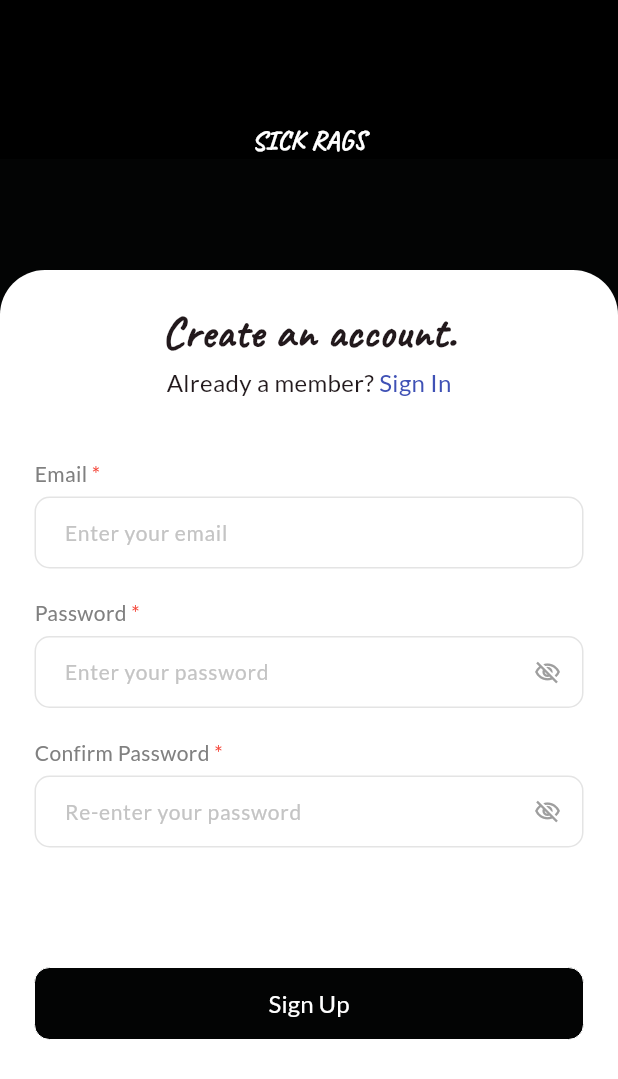
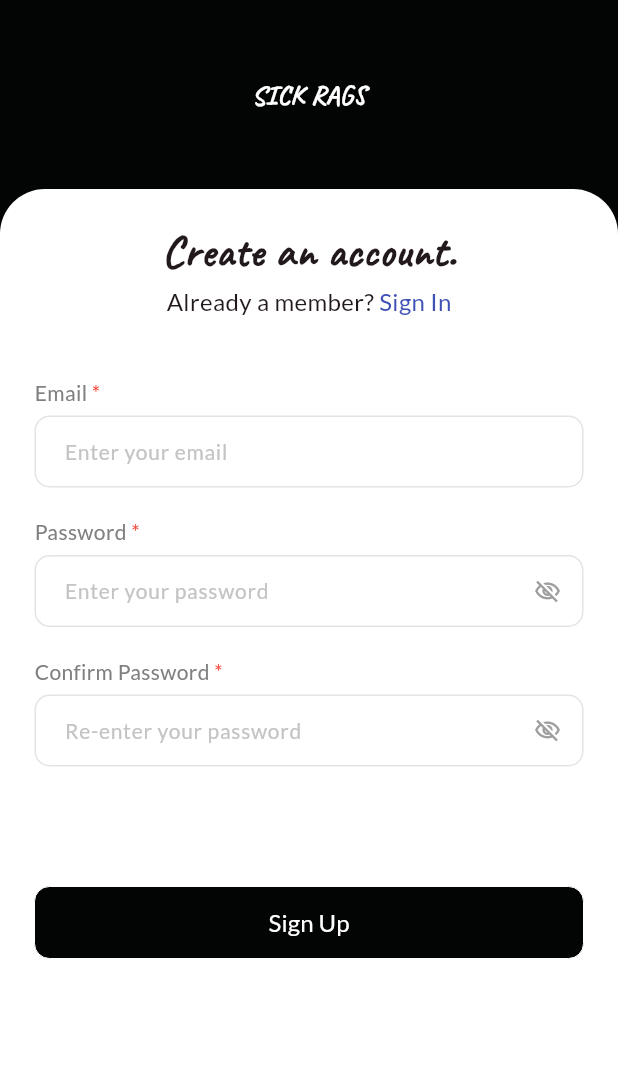
Before and after one commit to bineshburjamagar/sick-rags-flutter, a Flutter app: the screen it shows after launch, after a tap on "Register", on a phone screen of 412 x 824 dp. Shown: the top 1079 px of the screen. Run offline on Flutter 3.47's test engine with Material 2 defaults, Android fonts, the phone set to English and light mode, and no system bars.

Commit message:
signup page animations

```diff
--- a/lib/screens/auth_page/login_page.dart
+++ b/lib/screens/auth_page/login_page.dart
@@ -5,7 +5,7 @@ import 'package:sick_rags_flutter/config/config.dart';
 import 'package:sick_rags_flutter/screens/auth_page/signup_page.dart';
 import 'package:sick_rags_flutter/screens/nav_page/home_page.dart';
 
-class LoginPage extends StatelessWidget {
+class LoginPage extends StatefulWidget {
   const LoginPage({super.key});
   static const String routeName = "/loginpage";
   static Route route() {
@@ -15,29 +15,10 @@ class LoginPage extends StatelessWidget {
   }
 
   @override
-  Widget build(BuildContext context) {
-    return GestureDetector(
-      onTap: () => FocusScope.of(context).unfocus(),
-      child: const Scaffold(
-        backgroundColor: AppColors.primaryColor,
-        body: SingleChildScrollView(
-          child: WelcomeBackWidget(),
-        ),
-      ),
-    );
-  }
+  State<LoginPage> createState() => _LoginPageState();
 }
 
-class WelcomeBackWidget extends StatefulWidget {
-  const WelcomeBackWidget({
-    super.key,
-  });
-
-  @override
-  State<WelcomeBackWidget> createState() => _WelcomeBackWidgetState();
-}
-
-class _WelcomeBackWidgetState extends State<WelcomeBackWidget> {
+class _LoginPageState extends State<LoginPage> {
   double margin = 380;
 
   @override
@@ -46,9 +27,22 @@ class _WelcomeBackWidgetState extends State<WelcomeBackWidget> {
     changeToOriginal();
   }
 
+  void changeToOriginal() {
+    Future.delayed(const Duration(milliseconds: 10), () {
+      setState(() {
+        margin = 100;
+      });
+    });
+  }
+
   @override
   Widget build(BuildContext context) {
-    return AnimatedContainer(
+    return GestureDetector(
+      onTap: () => FocusScope.of(context).unfocus(),
+      child: Scaffold(
+        backgroundColor: AppColors.primaryColor,
+        body: SingleChildScrollView(
+          child: AnimatedContainer(
             duration: const Duration(seconds: 1),
             margin: EdgeInsets.only(top: margin),
             child: Column(
@@ -74,8 +68,8 @@ class _WelcomeBackWidgetState extends State<WelcomeBackWidget> {
                       topRight: Radius.circular(30.0),
                     ),
                   ),
-            padding:
-                const EdgeInsets.symmetric(horizontal: 23.0, vertical: 20.0),
+                  padding: const EdgeInsets.symmetric(
+                      horizontal: 23.0, vertical: 20.0),
                   child: Column(
                     crossAxisAlignment: CrossAxisAlignment.center,
                     children: [
@@ -97,8 +91,16 @@ class _WelcomeBackWidgetState extends State<WelcomeBackWidget> {
                             ),
                           ),
                           InkWell(
-                      onTap: () =>
-                          Navigator.pushNamed(context, SignUpPage.routeName),
+                            onTap: () => Navigator.push(
+                              context,
+                              PageRouteBuilder(
+                                pageBuilder:
+                                    (context, animation1, animation2) =>
+                                        const SignUpPage(),
+                                transitionDuration: Duration.zero,
+                                reverseTransitionDuration: Duration.zero,
+                              ),
+                            ),
                             child: const Text(
                               'Register',
                               style: TextStyle(
@@ -136,14 +138,9 @@ class _WelcomeBackWidgetState extends State<WelcomeBackWidget> {
                 ),
               ],
             ),
+          ),
+        ),
+      ),
     );
   }
-
-  void changeToOriginal() {
-    Future.delayed(const Duration(milliseconds: 10), () {
-      setState(() {
-        margin = 100;
-      });
-    });
 }
-}
--- a/lib/screens/auth_page/signup_page.dart
+++ b/lib/screens/auth_page/signup_page.dart
@@ -3,7 +3,7 @@ import 'package:sick_rags_flutter/components/custom_button.dart';
 import 'package:sick_rags_flutter/components/custom_text_field.dart';
 import 'package:sick_rags_flutter/config/config.dart';
 
-class SignUpPage extends StatelessWidget {
+class SignUpPage extends StatefulWidget {
   const SignUpPage({super.key});
   static const String routeName = "/signuppage";
   static Route route() {
@@ -13,22 +13,39 @@ class SignUpPage extends StatelessWidget {
   }
 
   @override
+  State<SignUpPage> createState() => _SignUpPageState();
+}
+
+class _SignUpPageState extends State<SignUpPage> {
+  double margin = 100;
+
+  @override
+  void initState() {
+    super.initState();
+    changeToOriginal();
+  }
+
+  void changeToOriginal() {
+    Future.delayed(const Duration(milliseconds: 10), () {
+      setState(() {
+        margin = 50;
+      });
+    });
+  }
+
+  @override
   Widget build(BuildContext context) {
     return GestureDetector(
       onTap: () => FocusScope.of(context).unfocus(),
       child: Scaffold(
         backgroundColor: AppColors.primaryColor,
         body: SingleChildScrollView(
-          child: Stack(
+          child: AnimatedContainer(
+            duration: const Duration(seconds: 1),
+            margin: EdgeInsets.only(top: margin),
+            child: Column(
               children: [
-              Container(
-                width: double.infinity,
-                color: Colors.black,
-                padding: const EdgeInsets.only(
-                  top: 80,
-                ),
-                child: const Center(
-                  child: Text(
+                const Text(
                   'SICK RAGS',
                   style: TextStyle(
                       fontSize: 18.0,
@@ -36,10 +53,10 @@ class SignUpPage extends StatelessWidget {
                       fontWeight: FontWeight.w700,
                       color: Colors.white),
                 ),
-                ),
+                const SizedBox(
+                  height: 50,
                 ),
                 Container(
-                margin: const EdgeInsets.only(top: 180),
                   height: MediaQuery.of(context).size.height,
                   width: double.infinity,
                   decoration: const BoxDecoration(
@@ -113,6 +130,7 @@ class SignUpPage extends StatelessWidget {
             ),
           ),
         ),
+      ),
     );
   }
 }
```
Lines whose indentation alone changed are shown as unchanged.
